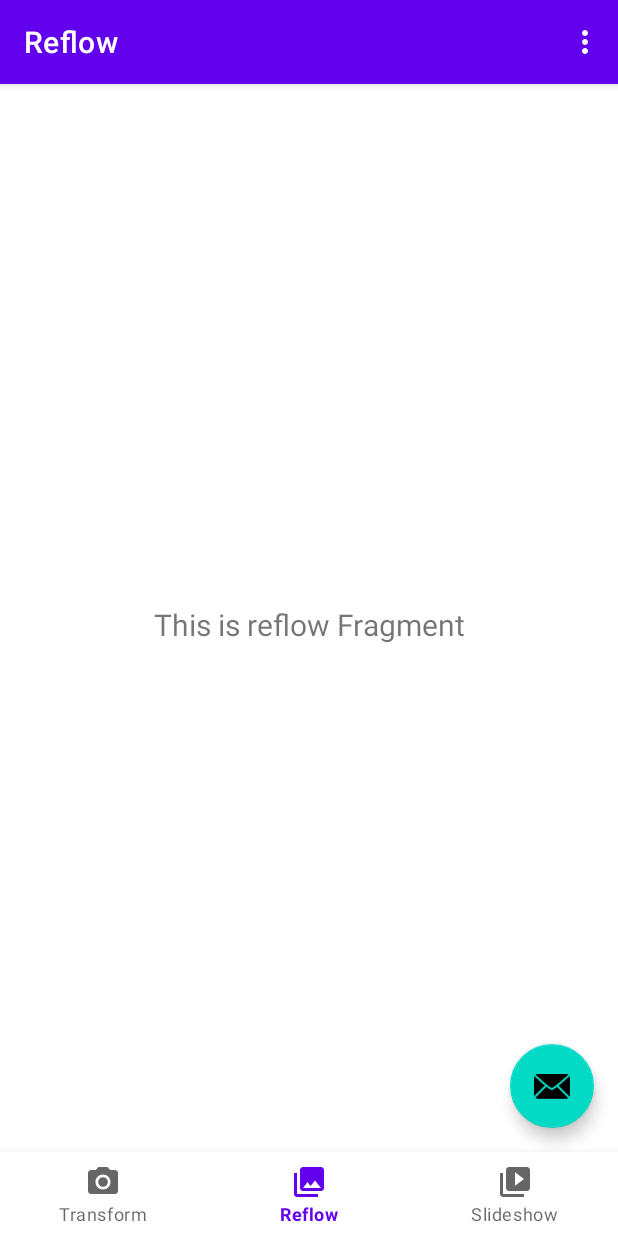
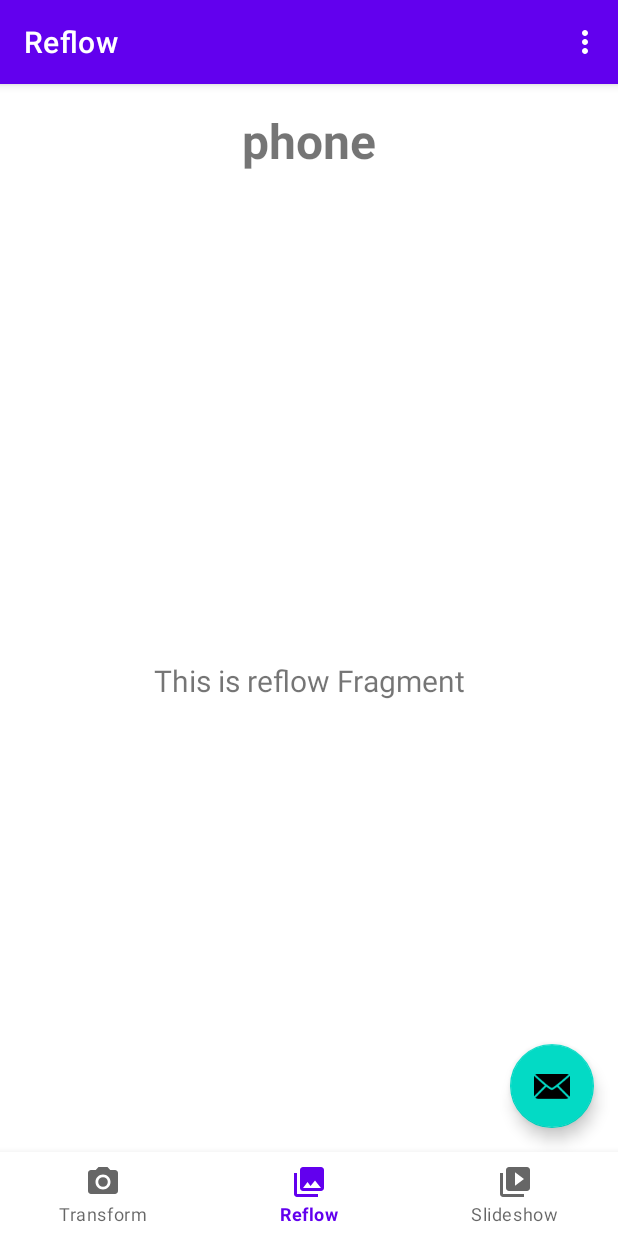
Before and after one commit to aflaogonzalez/AplicacionLTE, an Android app: the screen it shows after launch (MainActivity), item 2 of the bottom bar chosen, on a phone screen of 412 x 824 dp. Run offline under Robolectric (Android 15) with nearby library versions, the phone set to English and light mode, and no system bars; our stand-ins replace navigation-ui; 1 statement that could not run was skipped.

```diff
--- a/app/src/main/java/cl/lte/aplicacionlte/MainActivity.kt
+++ b/app/src/main/java/cl/lte/aplicacionlte/MainActivity.kt
@@ -3,6 +3,7 @@ package cl.lte.aplicacionlte
 import android.os.Bundle
 import android.view.Menu
 import android.view.MenuItem
+import android.widget.TextView
 import com.google.android.material.snackbar.Snackbar
 import com.google.android.material.navigation.NavigationView
 import androidx.navigation.findNavController
@@ -24,6 +25,16 @@ class MainActivity : AppCompatActivity() {
         binding = ActivityMainBinding.inflate(layoutInflater)
         setContentView(binding.root)
         setSupportActionBar(binding.appBarMain.toolbar)
+
+        val displayMetrics = resources.displayMetrics
+        val screenWidthDp = displayMetrics.widthPixels / displayMetrics.density
+        val deviceType = when {
+            screenWidthDp >= 1240 -> "desktop"
+            screenWidthDp >= 600 -> "tablet"
+            else -> "phone"
+        }
+        val deviceTextView = findViewById<TextView>(R.id.device_type_textview)
+        deviceTextView.text = deviceType
 
         binding.appBarMain.fab?.setOnClickListener { view ->
             Snackbar.make(view, "Replace with your own action", Snackbar.LENGTH_LONG)
--- a/app/src/main/res/layout-w1240dp/content_main.xml
+++ b/app/src/main/res/layout-w1240dp/content_main.xml
@@ -16,6 +16,19 @@
         app:layout_constraintTop_toTopOf="parent"
         app:menu="@menu/navigation_drawer" />
 
+    <TextView
+        android:id="@+id/device_type_textview"
+        android:layout_width="0dp"
+        android:layout_height="wrap_content"
+        android:gravity="center"
+        android:padding="16dp"
+        android:textSize="32sp"
+        android:textStyle="bold"
+        app:layout_constraintEnd_toEndOf="parent"
+        app:layout_constraintStart_toEndOf="@id/nav_view"
+        app:layout_constraintTop_toTopOf="parent"
+        tools:text="Device Type" />
+
     <com.google.android.material.floatingactionbutton.FloatingActionButton
         android:id="@+id/fab"
         android:layout_width="wrap_content"
@@ -31,12 +44,13 @@
         android:id="@+id/nav_host_fragment_content_main"
         android:name="androidx.navigation.fragment.NavHostFragment"
         android:layout_width="0dp"
-        android:layout_height="match_parent"
+        android:layout_height="0dp"
         android:layout_marginLeft="@dimen/fragment_horizontal_margin"
         android:layout_marginRight="@dimen/fragment_horizontal_margin"
         app:defaultNavHost="true"
+        app:layout_constraintBottom_toBottomOf="parent"
         app:layout_constraintEnd_toEndOf="parent"
         app:layout_constraintStart_toEndOf="@id/nav_view"
-        app:layout_constraintTop_toTopOf="parent"
+        app:layout_constraintTop_toBottomOf="@id/device_type_textview"
         app:navGraph="@navigation/mobile_navigation" />
 </androidx.constraintlayout.widget.ConstraintLayout>
--- a/app/src/main/res/layout-w600dp/content_main.xml
+++ b/app/src/main/res/layout-w600dp/content_main.xml
@@ -6,6 +6,19 @@
     android:layout_height="match_parent"
     app:layout_behavior="@string/appbar_scrolling_view_behavior"
     tools:showIn="@layout/app_bar_main">
+
+    <TextView
+        android:id="@+id/device_type_textview"
+        android:layout_width="0dp"
+        android:layout_height="wrap_content"
+        android:gravity="center"
+        android:padding="16dp"
+        android:textSize="32sp"
+        android:textStyle="bold"
+        app:layout_constraintEnd_toEndOf="parent"
+        app:layout_constraintStart_toStartOf="parent"
+        app:layout_constraintTop_toTopOf="parent"
+        tools:text="Device Type" />
 
     <androidx.fragment.app.FragmentContainerView
         android:id="@+id/nav_host_fragment_content_main"
@@ -18,6 +31,6 @@
         app:layout_constraintBottom_toBottomOf="parent"
         app:layout_constraintLeft_toLeftOf="parent"
         app:layout_constraintRight_toRightOf="parent"
-        app:layout_constraintTop_toTopOf="parent"
+        app:layout_constraintTop_toBottomOf="@id/device_type_textview"
         app:navGraph="@navigation/mobile_navigation" />
 </androidx.constraintlayout.widget.ConstraintLayout>
--- a/app/src/main/res/layout/content_main.xml
+++ b/app/src/main/res/layout/content_main.xml
@@ -7,6 +7,16 @@
     android:orientation="vertical"
     app:layout_behavior="@string/appbar_scrolling_view_behavior"
     tools:showIn="@layout/app_bar_main">
+
+    <TextView
+        android:id="@+id/device_type_textview"
+        android:layout_width="match_parent"
+        android:layout_height="wrap_content"
+        android:gravity="center"
+        android:padding="16dp"
+        android:textSize="32sp"
+        android:textStyle="bold"
+        tools:text="Device Type" />
 
     <androidx.fragment.app.FragmentContainerView
         android:id="@+id/nav_host_fragment_content_main"
--- a/app/src/main/res/values-night/themes.xml
+++ b/app/src/main/res/values-night/themes.xml
@@ -12,5 +12,6 @@
         <!-- Status bar color. -->
         <item name="android:statusBarColor">?attr/colorPrimaryVariant</item>
         <!-- Customize your theme here. -->
+        <item name="android:windowFullscreen">true</item>
     </style>
 </resources>
--- /dev/null
+++ b/app/src/main/res/values-w1240dp/strings.xml
@@ -0,0 +1,2 @@
+<resources>
+</resources>
--- /dev/null
+++ b/app/src/main/res/values-w600dp/strings.xml
@@ -0,0 +1,2 @@
+<resources>
+</resources>
--- a/app/src/main/res/values/strings.xml
+++ b/app/src/main/res/values/strings.xml
@@ -12,11 +12,11 @@
     <string name="menu_slideshow">Slideshow</string>
     <string name="menu_settings">Settings</string>
 
-    <string name="lorem_ipsum_title">Lorem Ipsum"</string>
+    <string name="lorem_ipsum_title">Lorem Ipsum</string>
     <string name="lorem_ipsum">Lorem Ipsum is simply placeholder text of the printing and
         typesetting industry. Lorem Ipsum has been the industry\'s standard placeholder text ever
         since the 1500s, when an unknown printer took a galley of type and scrambled it to make a
-        type specimen book"
+        type specimen book
     </string>
     <string name="fab_content_description">Represents a view to invoke an action</string>
     <string name="image_view_item_transform_content_description">Represents an image view in the
--- a/app/src/main/res/values/themes.xml
+++ b/app/src/main/res/values/themes.xml
@@ -12,6 +12,7 @@
         <!-- Status bar color. -->
         <item name="android:statusBarColor">?attr/colorPrimaryVariant</item>
         <!-- Customize your theme here. -->
+        <item name="android:windowFullscreen">true</item>
     </style>
 
     <style name="Theme.AplicacionLTE.NoActionBar">
```
